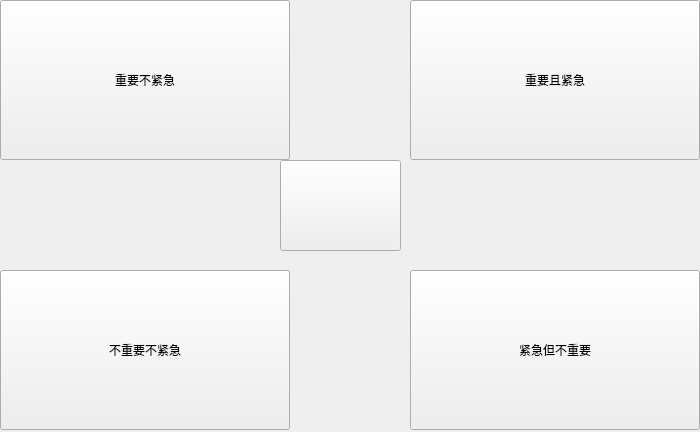
First picture: the form in realProgect/dailymsy.ui, repository Arthur381/QTproject, before the edit.
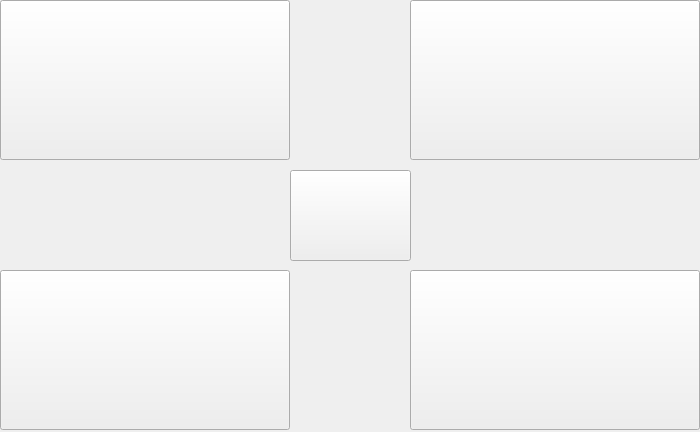
Second picture: the form after the edit.

Diff of the .ui file:
```diff
--- a/realProgect/dailymsy.ui
+++ b/realProgect/dailymsy.ui
@@ -35,7 +35,7 @@
     </rect>
    </property>
    <property name="text">
-    <string>重要不紧急</string>
+    <string/>
    </property>
   </widget>
   <widget class="QPushButton" name="iAnde">
@@ -48,7 +48,7 @@
     </rect>
    </property>
    <property name="text">
-    <string>重要且紧急</string>
+    <string/>
    </property>
   </widget>
   <widget class="QPushButton" name="nine">
@@ -61,7 +61,7 @@
     </rect>
    </property>
    <property name="text">
-    <string>不重要不紧急</string>
+    <string/>
    </property>
   </widget>
   <widget class="QPushButton" name="eNoti">
@@ -74,14 +74,14 @@
     </rect>
    </property>
    <property name="text">
-    <string>紧急但不重要</string>
+    <string/>
    </property>
   </widget>
   <widget class="QPushButton" name="allIn">
    <property name="geometry">
     <rect>
-     <x>280</x>
-     <y>160</y>
+     <x>290</x>
+     <y>170</y>
      <width>121</width>
      <height>91</height>
     </rect>
```
